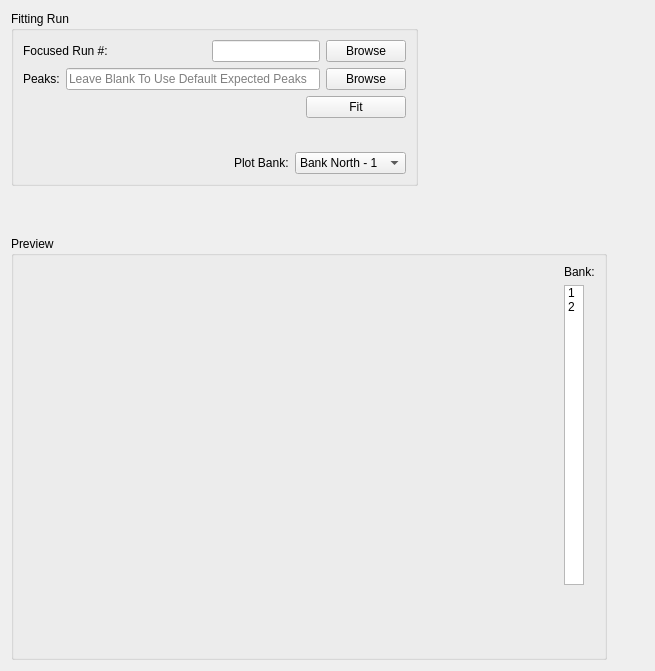
First picture: the form in MantidQt/CustomInterfaces/inc/MantidQtCustomInterfaces/EnggDiffraction/EnggDiffractionQtTabFitting.ui, repository mantidproject/mantid, before the edit.
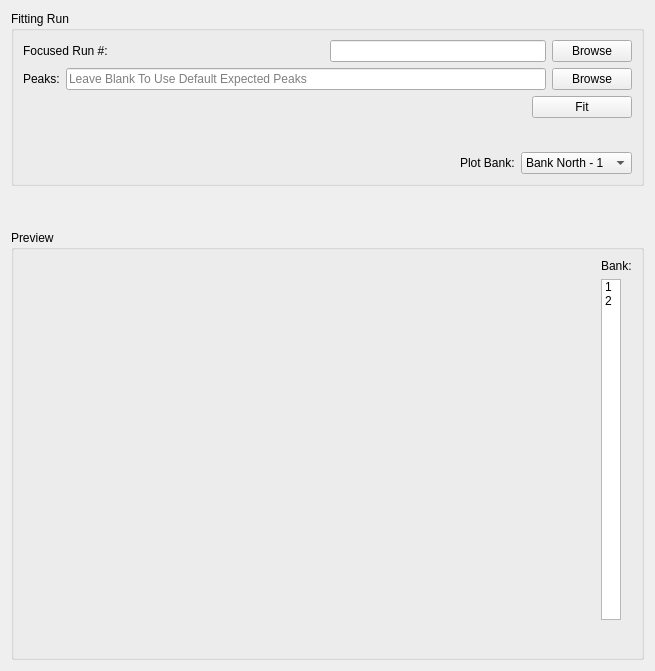
Second picture: the form after the edit. Custom widgets are drawn as their Qt base class.

Commit message:
expanding gui, enables graph to be streched
refs #15550

```diff
--- a/MantidQt/CustomInterfaces/inc/MantidQtCustomInterfaces/EnggDiffraction/EnggDiffractionQtTabFitting.ui
+++ b/MantidQt/CustomInterfaces/inc/MantidQtCustomInterfaces/EnggDiffraction/EnggDiffractionQtTabFitting.ui
@@ -13,14 +13,14 @@
   <property name="windowTitle">
    <string>Form</string>
   </property>
-  <layout class="QFormLayout" name="formLayout_2">
+  <layout class="QGridLayout" name="gridLayout_3">
    <item row="0" column="0">
     <widget class="QGroupBox" name="groupBox_focus">
      <property name="title">
       <string>Fitting Run</string>
      </property>
-     <layout class="QVBoxLayout" name="verticalLayout">
-      <item>
+     <layout class="QGridLayout" name="gridLayout_2">
+      <item row="0" column="0">
        <layout class="QHBoxLayout" name="horizontalLayout_15">
         <item>
          <widget class="QLabel" name="label_fitting_run_number">
@@ -46,7 +46,7 @@
          <widget class="QLineEdit" name="lineEdit_pushButton_run_num">
           <property name="sizePolicy">
            <sizepolicy hsizetype="Expanding" vsizetype="Fixed">
-            <horstretch>1</horstretch>
+            <horstretch>0</horstretch>
             <verstretch>0</verstretch>
            </sizepolicy>
           </property>
@@ -70,7 +70,7 @@
         </item>
        </layout>
       </item>
-      <item>
+      <item row="1" column="0">
        <layout class="QHBoxLayout" name="horizontalLayout_8">
         <item>
          <widget class="QLabel" name="label_fitting_peaks">
@@ -110,7 +110,7 @@
         </item>
        </layout>
       </item>
-      <item>
+      <item row="2" column="0">
        <layout class="QHBoxLayout" name="horizontalLayout_3">
         <item>
          <spacer name="horizontalSpacer_3">
@@ -140,7 +140,7 @@
         </item>
        </layout>
       </item>
-      <item>
+      <item row="3" column="0">
        <spacer name="verticalSpacer_5">
         <property name="orientation">
          <enum>Qt::Vertical</enum>
@@ -156,7 +156,7 @@
         </property>
        </spacer>
       </item>
-      <item>
+      <item row="4" column="0">
        <layout class="QHBoxLayout" name="horizontalLayout">
         <item>
          <spacer name="horizontalSpacer_15">
@@ -227,6 +227,12 @@
    </item>
    <item row="2" column="0">
     <widget class="QGroupBox" name="groupBox_fititng_preview">
+     <property name="sizePolicy">
+      <sizepolicy hsizetype="Expanding" vsizetype="Expanding">
+       <horstretch>4</horstretch>
+       <verstretch>2</verstretch>
+      </sizepolicy>
+     </property>
      <property name="minimumSize">
       <size>
        <width>596</width>
@@ -246,6 +252,12 @@
       </item>
       <item row="1" column="0">
        <widget class="QwtPlot" name="dataPlot">
+        <property name="sizePolicy">
+         <sizepolicy hsizetype="Expanding" vsizetype="Expanding">
+          <horstretch>4</horstretch>
+          <verstretch>2</verstretch>
+         </sizepolicy>
+        </property>
         <property name="minimumSize">
          <size>
           <width>531</width>
```
Left out of the diff: 12 changed lines with no effect on the pictures.
